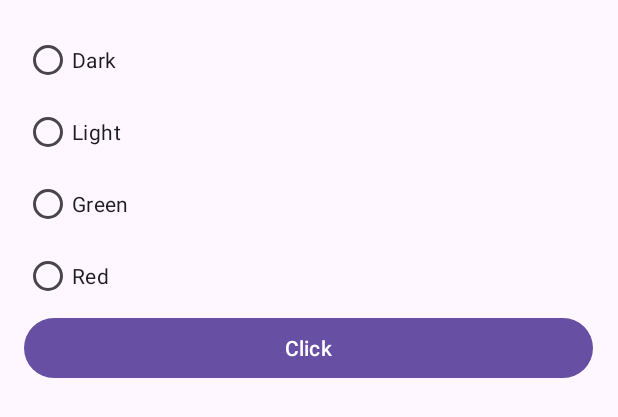
After one commit to Hishmat786/MobileAppDevelopment, an Android app: the layout lab2_task4.xml on its own in the app's theme, with its tools: preview values and no code run, on a phone screen of 412 x 824 dp. The commit adds this screen. Shown: the top 417 px of the screen. Run offline under Robolectric (Android 15) with nearby library versions, the phone set to English and light mode, and no system bars.

Commit message:
Add new File

```diff
--- /dev/null
+++ b/Lab_1/app/src/main/res/layout/lab2_task4.xml
@@ -0,0 +1,52 @@
+<?xml version="1.0" encoding="utf-8"?>
+<LinearLayout
+    xmlns:android="http://schemas.android.com/apk/res/android"
+    android:id="@+id/root_layout"
+    android:layout_width="match_parent"
+    android:layout_height="match_parent"
+    android:orientation="vertical"
+    android:padding="16dp">
+
+    <LinearLayout
+        android:id="@+id/background"
+        android:layout_width="379dp"
+        android:layout_height="699dp"
+        android:orientation="vertical">
+
+        <RadioGroup
+            android:id="@+id/radio_group"
+            android:layout_width="match_parent"
+            android:layout_height="wrap_content">
+
+            <RadioButton
+                android:id="@+id/btn1"
+                android:layout_width="match_parent"
+                android:layout_height="wrap_content"
+                android:text="Dark" />
+
+            <RadioButton
+                android:id="@+id/btn2"
+                android:layout_width="match_parent"
+                android:layout_height="wrap_content"
+                android:text="Light" />
+
+            <RadioButton
+                android:id="@+id/btn3"
+                android:layout_width="match_parent"
+                android:layout_height="wrap_content"
+                android:text="Green" />
+
+            <RadioButton
+                android:id="@+id/btn4"
+                android:layout_width="match_parent"
+                android:layout_height="wrap_content"
+                android:text="Red" />
+        </RadioGroup>
+
+        <Button
+            android:id="@+id/button"
+            android:layout_width="match_parent"
+            android:layout_height="wrap_content"
+            android:text="Click" />
+    </LinearLayout>
+</LinearLayout>
```
Also changed, not shown: Lab_1/app/src/main/java/com/example/lab_1/MainActivity.kt (+33 -32 lines).
